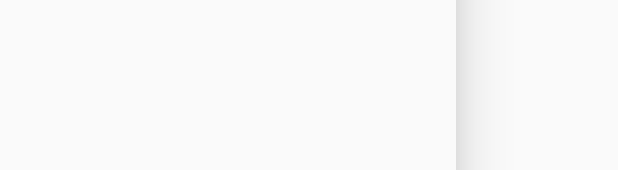
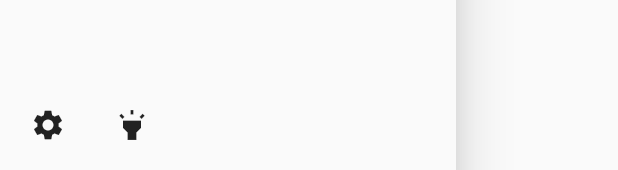
Before and after one commit to windrunner414/community_app, a Flutter app: the UserCenterDrawerPage widget shown alone on an empty page, opened directly, on a phone screen of 412 x 824 dp. Shown: the part 1063-1233 px from the top of the screen. Run offline on Flutter 3.47's test engine with Material 2 defaults, Android fonts, the phone set to English and light mode, and no system bars; our stand-ins replace flutter_redux, flutter_swiper, fluttertoast, redux, redux_thunk, shared_preferences; missing offline and left inert: flutter_refresh; accounts and stored records are empty; network calls fail.

Commit message:
add night mode

```diff
--- a/lib/common/style/theme/AppTheme.dart
+++ b/lib/common/style/theme/AppTheme.dart
@@ -2,15 +2,16 @@ import 'package:flutter/material.dart';
 
 class AppTheme {
   static final List<AppTheme> themes = [
-    AppTheme(name: '头顶的颜色', themeData: ThemeData(primarySwatch: Colors.green)),
-    AppTheme(name: '至尊酷炫黑', themeData: ThemeData.dark()),
-    AppTheme(name: '最爱的颜色', themeData: ThemeData(primarySwatch: Colors.blue)),
+    AppTheme(name: '头顶的颜色', themeData: ThemeData(primarySwatch: Colors.green), isNightModeTheme: false),
+    AppTheme(name: '至尊酷炫黑', themeData: ThemeData.dark(), isNightModeTheme: true),
+    AppTheme(name: '最爱的颜色', themeData: ThemeData(primarySwatch: Colors.blue), isNightModeTheme: false),
   ];
 
   final String name;
   final ThemeData themeData;
+  final bool isNightModeTheme;
 
-  AppTheme({this.name, this.themeData});
+  AppTheme({this.name, this.themeData, this.isNightModeTheme});
 
   static ThemeData getThemeData(int id) {
     return themes[id].themeData;
--- a/lib/page/HomePageAll.dart
+++ b/lib/page/HomePageAll.dart
@@ -60,7 +60,7 @@ class _HomePageAllState extends State<HomePageAll> with AutomaticKeepAliveClient
             );
           }
 
-          return ArticleListItem(onTap: (){StoreProvider.of<AppState>(context).dispatch(RefreshTheme(StoreProvider.of<AppState>(context).state.theme == 1 ? 0 : 1));}, title: '我是标题我是标题我是标题我是标题我是标题我是标题我是标题我是标题我是标题我是标题我是标题我是标题我是标题我是标题我是标题我是标题我是标题我是标题我是标题我是标题我是标题我是标题我是标题我是标题我是标题我是标题我是标题我是标题我是标题我是标题我是标题我是标题我是标题我是标题我是标题', publishTime: 123333, coverUrl: 'https://iocaffcdn.phphub.org/uploads/images/201809/10/1/thFfqxfJNe.png?imageView2/2/w/1240/h/0',);
+          return ArticleListItem(onTap: (){StoreProvider.of<AppState>(context).dispatch(RefreshTheme(StoreProvider.of<AppState>(context).state.theme == 2 ? 0 : 2));}, title: '我是标题我是标题我是标题我是标题我是标题我是标题我是标题我是标题我是标题我是标题我是标题我是标题我是标题我是标题我是标题我是标题我是标题我是标题我是标题我是标题我是标题我是标题我是标题我是标题我是标题我是标题我是标题我是标题我是标题我是标题我是标题我是标题我是标题我是标题我是标题', publishTime: 123333, coverUrl: 'https://iocaffcdn.phphub.org/uploads/images/201809/10/1/thFfqxfJNe.png?imageView2/2/w/1240/h/0',);
         },
       ),
     );
--- a/lib/page/UserCenterDrawerPage.dart
+++ b/lib/page/UserCenterDrawerPage.dart
@@ -4,6 +4,8 @@ import 'package:community/common/redux/AppState.dart';
 import 'package:community/common/model/UserModel.dart';
 import 'package:community/common/utils/ImageHelper.dart';
 import 'package:community/common/widget/UserCenterDrawer.dart';
+import 'package:community/common/style/theme/AppTheme.dart';
+import 'package:community/common/redux/ThemeReducer.dart';
 
 class UserCenterDrawerPage extends StatefulWidget {
   @override
@@ -13,6 +15,8 @@ class UserCenterDrawerPage extends StatefulWidget {
 class _UserCenterDrawerPageState extends State<UserCenterDrawerPage> with AutomaticKeepAliveClientMixin {
   @override
   get wantKeepAlive => true;
+
+  int lastSwitchedTheme = -1;
 
   @override
   Widget build(BuildContext context) {
@@ -28,9 +32,44 @@ class _UserCenterDrawerPageState extends State<UserCenterDrawerPage> with Automa
 
             ],
           ),
-          action: Row(
+          action: ButtonBar(
+            alignment: MainAxisAlignment.start,
             children: <Widget>[
+              IconButton(
+                icon: Icon(Icons.settings),
+                onPressed: () {
 
+                },
+              ),
+              StoreConnector<AppState, int>(
+                converter: (store) => store.state.theme,
+                builder: (context, int theme) {
+                  bool isNightMode = AppTheme.themes[theme].isNightModeTheme;
+
+                  return IconButton(
+                    icon: isNightMode ? Icon(Icons.lightbulb_outline) : Icon(Icons.highlight),
+                    onPressed: () {
+                      bool switchToNightMode = !isNightMode;
+                      int switchTo = 0;
+
+                      if (lastSwitchedTheme > -1
+                          && AppTheme.themes[lastSwitchedTheme].isNightModeTheme == switchToNightMode) {
+                        switchTo = lastSwitchedTheme;
+                      } else {
+                        for (int i = 0; i < AppTheme.themes.length; ++i) {
+                          if (AppTheme.themes[i].isNightModeTheme == switchToNightMode) {
+                            switchTo = i;
+                            break;
+                          }
+                        }
+                      }
+
+                      StoreProvider.of<AppState>(context).dispatch(RefreshTheme(switchTo));
+                      lastSwitchedTheme = theme;
+                    },
+                  );
+                },
+              ),
             ],
           ),
           onDetailsPressed: () {
```
